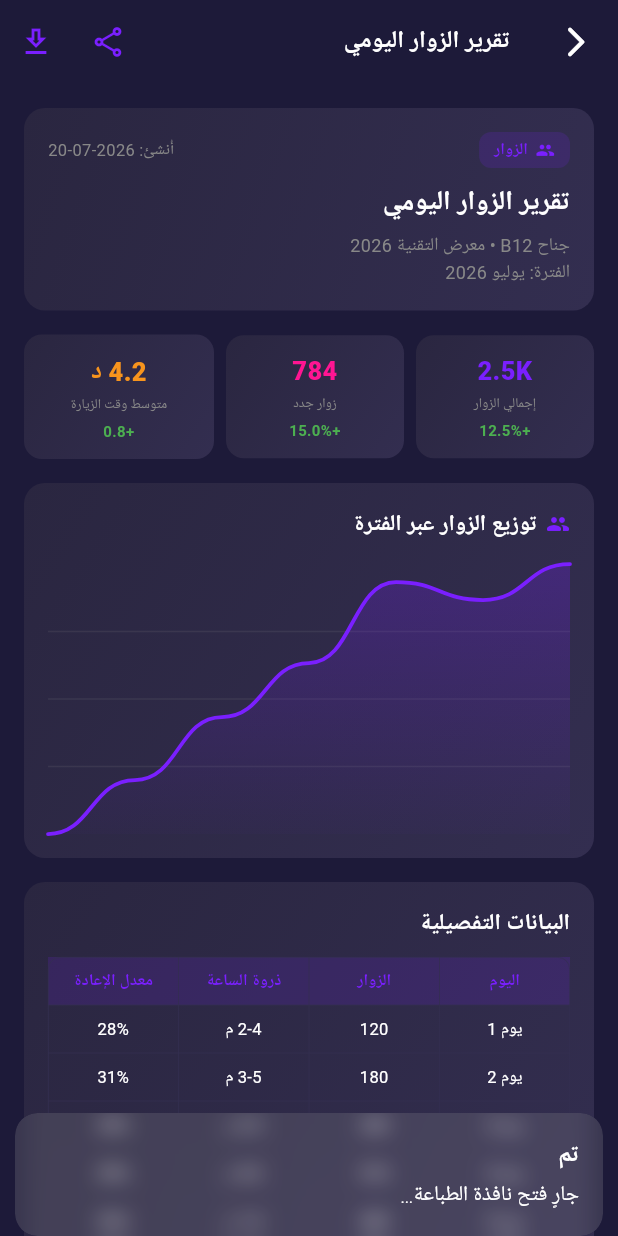
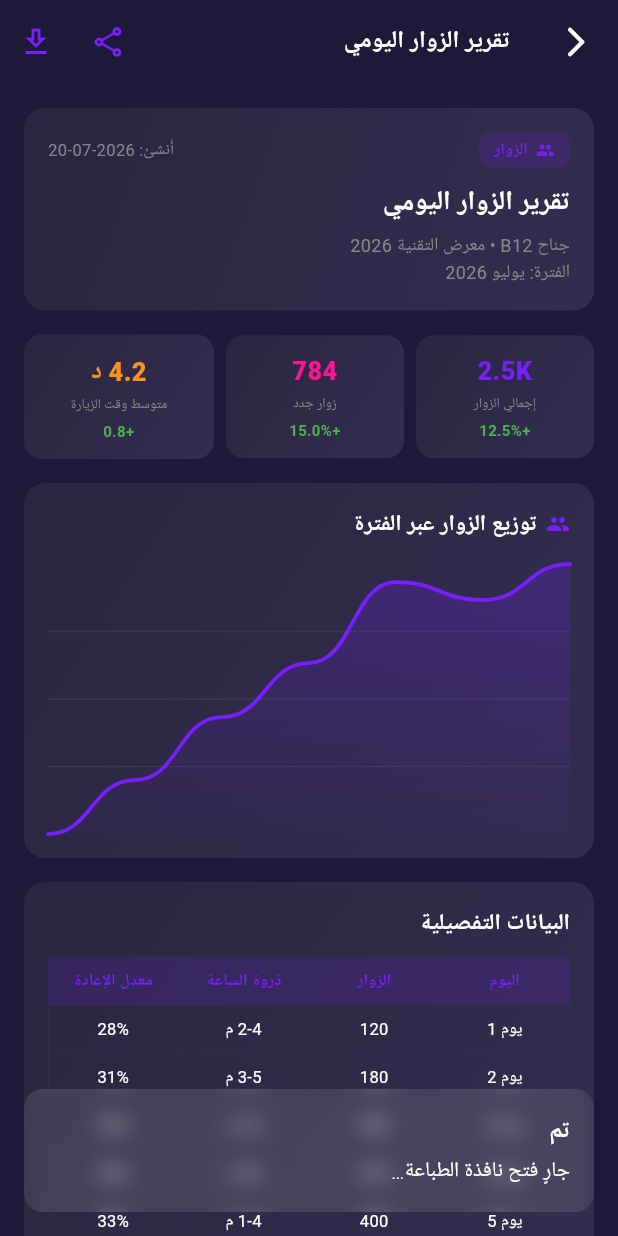
Before and after one commit to Mohammed-Saleh-12/expocore_invistor2, a Flutter app: the ReportDetailView screen opened by its route, after a tap on the "download" icon, on a phone screen of 412 x 824 dp. Run offline on Flutter 3.47's test engine with Material 3 defaults, Android fonts, the phone set to English and light mode, and no system bars; our stand-ins replace connectivity_plus, dio, fl_chart, flutter_svg, get, google_fonts and 3 more; missing offline and left inert: dart:html, mobile_scanner; accounts and stored records are empty; network calls fail; Roboto replaces fonts that are missing (Cairo).

Commit message:
Improve app stability by safely handling snackbar errors
Add global error handling for snackbar display issues and a utility to prevent crashes.

Replit-Commit-Author: Agent
Replit-Commit-Session-Id: bed27d0e-bf92-46ab-ad5e-ffdc6c5a7fb5
Replit-Commit-Checkpoint-Type: full_checkpoint
Replit-Commit-Event-Id: eb72ddc7-bf61-407a-91dc-6fbb77822376
Replit-Commit-Screenshot-Url: https://storage.googleapis.com/screenshot-production-us-central1/bc244635-7fe8-46a8-993e-1668a7297e82/bed27d0e-bf92-46ab-ad5e-ffdc6c5a7fb5/vX8h2KU
Replit-Helium-Checkpoint-Created: true

```diff
--- a/lib/controller/Home/reports_controller.dart
+++ b/lib/controller/Home/reports_controller.dart
@@ -4,6 +4,7 @@ import '../../core/class/crud.dart';
 import '../../core/services/pdf_export_service.dart';
 import '../../core/services/download_service.dart';
 import '../../core/utils/report_type_helper.dart';
+import '../../core/utils/safe_snackbar.dart';
 import '../../data/model/report/report_model.dart';
 import '../../data/sourcedata/static/exhibitions_dummy.dart';
 import '../../linkapi.dart';
@@ -145,20 +146,13 @@ class ReportsController extends GetxController {
         downloadProgress.value = i / 10;
       }
 
-      Get.snackbar(
+      safeSnackbar(
         'تم',
-        format == 'excel'
-            ? 'جارٍ تنزيل ملف Excel…'
-            : 'جارٍ فتح نافذة الطباعة…',
-        snackPosition: SnackPosition.BOTTOM,
+        format == 'excel' ? 'جارٍ تنزيل ملف Excel…' : 'جارٍ فتح نافذة الطباعة…',
         duration: const Duration(seconds: 3),
       );
     } catch (_) {
-      Get.snackbar(
-        'خطأ',
-        'تعذّر التنزيل — حاول مرة أخرى',
-        snackPosition: SnackPosition.BOTTOM,
-      );
+      safeSnackbar('خطأ', 'تعذّر التنزيل — حاول مرة أخرى');
     } finally {
       isDownloading.value    = false;
       downloadProgress.value = 1.0;
--- a/lib/core/services/pdf_export_service_stub.dart
+++ b/lib/core/services/pdf_export_service_stub.dart
@@ -1,8 +1,8 @@
 import 'dart:io';
 import 'package:flutter/foundation.dart';
-import 'package:get/get.dart';
 import 'package:share_plus/share_plus.dart';
 import '../utils/report_type_helper.dart';
+import '../utils/safe_snackbar.dart';
 import '../../data/model/report/report_model.dart';
 
 // ════════════════════════════════════════════════════════════
@@ -33,11 +33,7 @@ class PdfExportService {
       );
     } catch (e) {
       debugPrint('Mobile report share failed: $e');
-      Get.snackbar(
-        'تصدير التقرير',
-        'تعذّر المشاركة — يرجى المحاولة لاحقاً',
-        snackPosition: SnackPosition.BOTTOM,
-      );
+      safeSnackbar('تصدير التقرير', 'تعذّر المشاركة — يرجى المحاولة لاحقاً');
     }
   }
 
--- /dev/null
+++ b/lib/core/utils/safe_snackbar.dart
@@ -0,0 +1,52 @@
+import 'package:flutter/material.dart';
+import 'package:get/get.dart';
+
+// ════════════════════════════════════════════════════════════
+//  safeSnackbar  —  null-overlay-safe wrapper for Get.snackbar
+//
+//  GetX's snackbar calls overlayState!.insertAll(...).
+//  If called before the first frame renders (e.g. from a
+//  controller onInit that fires before the GetMaterialApp
+//  overlay is mounted), the null assertion crashes the app.
+//
+//  This wrapper:
+//  1. Shows immediately if the overlay is already ready.
+//  2. Defers by one frame via addPostFrameCallback if not.
+//  3. Catches any remaining exception silently so the app
+//     never crashes due to a missing snackbar.
+// ════════════════════════════════════════════════════════════
+void safeSnackbar(
+  String title,
+  String message, {
+  SnackPosition snackPosition = SnackPosition.BOTTOM,
+  Color? backgroundColor,
+  Color? colorText,
+  EdgeInsets margin = const EdgeInsets.all(16),
+  double borderRadius = 12,
+  Duration duration = const Duration(seconds: 3),
+}) {
+  void show() {
+    try {
+      Get.snackbar(
+        title,
+        message,
+        snackPosition: snackPosition,
+        backgroundColor: backgroundColor,
+        colorText: colorText,
+        margin: margin,
+        borderRadius: borderRadius,
+        duration: duration,
+      );
+    } catch (e) {
+      debugPrint('[ExpoCore] safeSnackbar skipped — overlay not ready: $e');
+    }
+  }
+
+  // If the overlay context is available, show immediately.
+  if (Get.overlayContext != null) {
+    show();
+  } else {
+    // Defer to the next frame so the overlay has time to mount.
+    WidgetsBinding.instance.addPostFrameCallback((_) => show());
+  }
+}
```
Also changed, not shown: lib/core/services/download_service_stub.dart (+3 -10 lines), lib/main.dart (+56 -3 lines).
